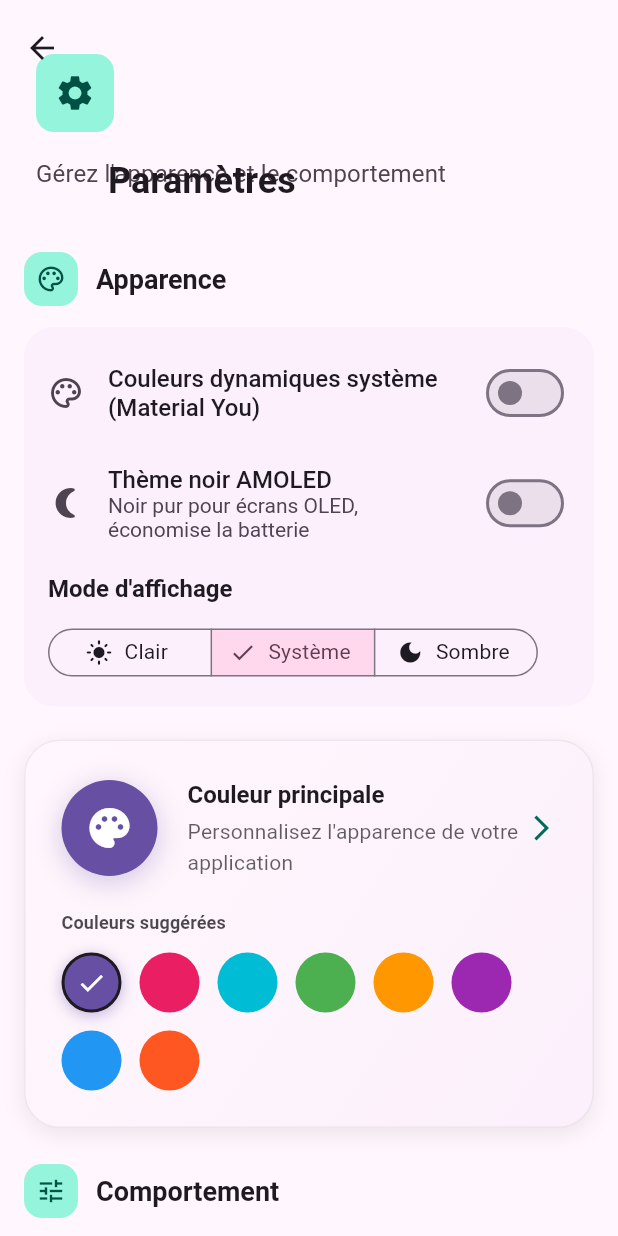
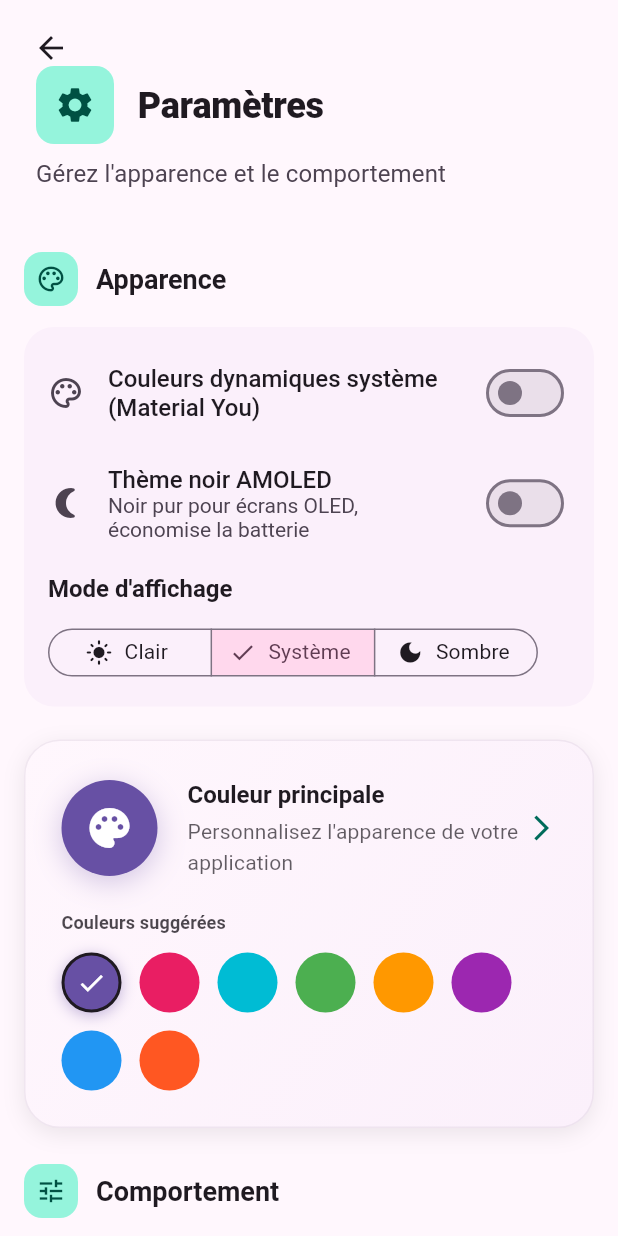
Before and after one commit to Doalou/toolbox_everything_mobile, a Flutter app: the screen it shows after launch, after a tap on the "settings" icon, on a phone screen of 412 x 824 dp. Run offline on Flutter 3.47's test engine with Material 3 defaults, Android fonts, the phone set to English and light mode, and no system bars; drawn by our look-alikes of dynamic_color; our stand-ins replace auto_size_text, connectivity_plus, file_picker, flutter_colorpicker, flutter_compass, flutter_local_notifications and 9 more; missing offline and left inert: ffmpeg_kit_flutter_new, mobile_scanner, quick_actions, super_clipboard, youtube_explode_dart.

Commit message:
Mise à jour du CHANGELOG pour la version 1.0.0, ajout de la dépendance `auto_size_text` pour un texte responsive, amélioration de l'interface des paramètres et des cartes d'outils, ainsi que des corrections de bugs pour une meilleure expérience utilisateur.

```diff
--- a/lib/presentation/screens/about_screen.dart
+++ b/lib/presentation/screens/about_screen.dart
@@ -7,18 +7,31 @@
 
   Future<void> _launchUrl(BuildContext context, String url) async {
     final uri = Uri.parse(url);
-    if (!await canLaunchUrl(uri)) {
-      if (context.mounted) {
+
+    try {
+      final bool launched = await launchUrl(
+        uri,
+        mode: LaunchMode.externalApplication,
+      );
+
+      if (!launched && context.mounted) {
         ScaffoldMessenger.of(context).showSnackBar(
           SnackBar(
-            content: Text('Impossible d\'ouvrir l\'URL : $url'),
+            content: Text('Impossible d\'ouvrir le lien : $url'),
             backgroundColor: Theme.of(context).colorScheme.error,
           ),
         );
       }
-      return;
+    } catch (e) {
+      if (context.mounted) {
+        ScaffoldMessenger.of(context).showSnackBar(
+          SnackBar(
+            content: Text('Erreur lors de l\'ouverture : $url'),
+            backgroundColor: Theme.of(context).colorScheme.error,
+          ),
+        );
+      }
     }
-    await launchUrl(uri);
   }
 
   @override
@@ -57,7 +70,11 @@
     );
   }
 
-  Widget _buildHeader(BuildContext context, ColorScheme colorScheme, TextTheme textTheme) {
+  Widget _buildHeader(
+    BuildContext context,
+    ColorScheme colorScheme,
+    TextTheme textTheme,
+  ) {
     return Column(
       children: [
         Container(
@@ -111,7 +128,11 @@
     );
   }
 
-  Widget _buildDescriptionCard(BuildContext context, ColorScheme colorScheme, TextTheme textTheme) {
+  Widget _buildDescriptionCard(
+    BuildContext context,
+    ColorScheme colorScheme,
+    TextTheme textTheme,
+  ) {
     return Card(
       elevation: 0,
       color: colorScheme.surfaceContainerLow,
@@ -125,7 +146,9 @@
           children: [
             Text(
               'Votre boîte à outils numérique',
-              style: textTheme.titleLarge?.copyWith(fontWeight: FontWeight.w600),
+              style: textTheme.titleLarge?.copyWith(
+                fontWeight: FontWeight.w600,
+              ),
             ),
             const SizedBox(height: AppConstants.defaultPadding),
             Text(
@@ -141,7 +164,11 @@
     );
   }
 
-  Widget _buildLinksCard(BuildContext context, ColorScheme colorScheme, TextTheme textTheme) {
+  Widget _buildLinksCard(
+    BuildContext context,
+    ColorScheme colorScheme,
+    TextTheme textTheme,
+  ) {
     return Card(
       elevation: 0,
       color: colorScheme.surfaceContainerLow,
@@ -200,8 +227,9 @@
     final buttonStyle = ButtonStyle(
       padding: WidgetStateProperty.all(
         const EdgeInsets.symmetric(
-            vertical: AppConstants.defaultPadding,
-            horizontal: AppConstants.largePadding),
+          vertical: AppConstants.defaultPadding,
+          horizontal: AppConstants.largePadding,
+        ),
       ),
       shape: WidgetStateProperty.all(
         RoundedRectangleBorder(
--- a/lib/presentation/screens/settings_screen.dart
+++ b/lib/presentation/screens/settings_screen.dart
@@ -34,11 +34,13 @@
           SliverAppBar.large(
             pinned: true,
             leading: const BackButton(),
+            leadingWidth: 68,
             centerTitle: false,
             flexibleSpace: FlexibleSpaceBar(
               collapseMode: CollapseMode.pin,
-              title: const Text('Paramètres'),
-              titlePadding: const EdgeInsets.only(left: 72, bottom: 16),
+              // Masquer le titre quand on est en haut pour éviter le doublon avec le header
+              title: const _CollapsingTitle(),
+              titlePadding: const EdgeInsets.only(left: 92, bottom: 16),
               background: Container(
                 color: colorScheme.surface,
                 child: Padding(
@@ -46,6 +48,9 @@
                   child: Column(
                     mainAxisAlignment: MainAxisAlignment.end,
                     crossAxisAlignment: CrossAxisAlignment.start,
+                    children: [
+                      Row(
+                        crossAxisAlignment: CrossAxisAlignment.center,
                         children: [
                           Container(
                             padding: const EdgeInsets.all(12),
@@ -59,7 +64,18 @@
                               size: 28,
                             ),
                           ),
-                      const SizedBox(height: 16),
+                          const SizedBox(width: 16),
+                          Text(
+                            'Paramètres',
+                            style: Theme.of(context).textTheme.headlineLarge
+                                ?.copyWith(
+                                  fontWeight: FontWeight.w800,
+                                  color: colorScheme.onSurface,
+                                ),
+                          ),
+                        ],
+                      ),
+                      const SizedBox(height: 8),
                       Text(
                         'Gérez l\'apparence et le comportement',
                         style: Theme.of(context).textTheme.bodyLarge?.copyWith(
@@ -580,3 +596,23 @@
     );
   }
 }
+
+class _CollapsingTitle extends StatelessWidget {
+  const _CollapsingTitle();
+
+  @override
+  Widget build(BuildContext context) {
+    return LayoutBuilder(
+      builder: (context, constraints) {
+        final settings = context
+            .dependOnInheritedWidgetOfExactType<FlexibleSpaceBarSettings>();
+        if (settings == null) {
+          return const SizedBox.shrink();
+        }
+        final double delta = settings.currentExtent - settings.minExtent;
+        final bool collapsed = delta <= 8;
+        return collapsed ? const Text('Paramètres') : const SizedBox.shrink();
+      },
+    );
+  }
+}
--- a/lib/presentation/widgets/tool_card.dart
+++ b/lib/presentation/widgets/tool_card.dart
@@ -1,5 +1,6 @@
 import 'package:flutter/material.dart';
 import 'package:toolbox_everything_mobile/core/models/tool_item.dart';
+import 'package:auto_size_text/auto_size_text.dart';
 import 'package:toolbox_everything_mobile/core/constants/app_constants.dart';
 import 'package:provider/provider.dart';
 import 'package:toolbox_everything_mobile/core/providers/settings_provider.dart';
@@ -42,43 +43,39 @@
         clipBehavior: Clip.antiAlias,
         child: InkWell(
           onTap: () => _navigateToTool(context),
+          child: Center(
             child: Padding(
               padding: const EdgeInsets.all(AppConstants.defaultPadding),
-            child: LayoutBuilder(
-              builder: (context, c) {
-                final double w = c.maxWidth;
-                final double iconSize = (w * 0.28).clamp(24.0, 40.0);
-                final double spacing = w < 180
-                    ? AppConstants.smallPadding
-                    : AppConstants.defaultPadding;
-                final double titleSize = (w * 0.09).clamp(12.0, 16.0);
-
-                return Column(
+              child: Column(
                 mainAxisAlignment: MainAxisAlignment.center,
                 crossAxisAlignment: CrossAxisAlignment.center,
                 mainAxisSize: MainAxisSize.min,
                 children: [
                   Icon(
                     widget.tool.icon,
-                      size: iconSize,
+                    size: AppConstants.largeIconSize,
                     color: colorScheme.primary,
                   ),
-                    SizedBox(height: spacing),
-                    Text(
+                  const SizedBox(height: AppConstants.defaultPadding),
+                  ConstrainedBox(
+                    constraints: const BoxConstraints(maxWidth: 220),
+                    child: AutoSizeText(
                       widget.tool.title,
                       textAlign: TextAlign.center,
+                      maxLines: 2,
+                      minFontSize: 12,
+                      stepGranularity: 0.5,
+                      overflow: TextOverflow.ellipsis,
                       style: Theme.of(context).textTheme.titleMedium?.copyWith(
                         fontWeight: FontWeight.w600,
                         color: colorScheme.onSurface,
                         height: 1.3,
-                        fontSize: titleSize,
+                        fontSize: 14.0,
                       ),
-                      maxLines: 2,
-                      overflow: TextOverflow.ellipsis,
+                    ),
                   ),
                 ],
-                );
-              },
+              ),
             ),
           ),
         ),
@@ -204,36 +201,28 @@
                 highlightColor: colorScheme.primary.withValues(alpha: 0.05),
                 onTap: () => _navigateToTool(context),
                 child: Stack(
+                  alignment: Alignment.center,
                   children: [
                     Padding(
                       padding: const EdgeInsets.all(AppConstants.largePadding),
                       child: LayoutBuilder(
                         builder: (context, c) {
-                          final double w = c.maxWidth;
-                          final double scale = (w / 220.0).clamp(0.85, 1.15);
-                          final double iconPadding =
-                              (AppConstants.defaultPadding * scale).clamp(
-                                10.0,
-                                16.0,
-                              );
-                          final double iconSize =
-                              (AppConstants.largeIconSize * scale).clamp(
-                                28.0,
-                                44.0,
-                              );
-                          final double titleSize = (14.0 * scale).clamp(
-                            12.0,
-                            16.0,
-                          );
-                          final double spacingLarge =
-                              (AppConstants.defaultPadding * scale).clamp(
-                                8.0,
-                                16.0,
-                              );
+                          // Tailles fixes et centrage, FittedBox gère la réduction si nécessaire
+                          final double maxH = c.maxHeight;
+                          final bool compact = maxH <= 120;
+                          final double iconPadding = compact
+                              ? 12.0
+                              : AppConstants.defaultPadding;
+                          const double iconSize = AppConstants.largeIconSize;
+                          final double titleSize = compact ? 13.0 : 14.0;
+                          final double spacingLarge = compact
+                              ? 8.0
+                              : AppConstants.defaultPadding;
+                          final double indicatorHeight = compact ? 3.0 : 4.0;
                           final double indicatorWidth =
                               (_isHovered && !lowResourceMode)
-                              ? (44.0 * scale).clamp(28.0, 56.0)
-                              : (24.0 * scale).clamp(18.0, 34.0);
+                              ? (compact ? 40.0 : 44.0)
+                              : (compact ? 20.0 : 24.0);
 
                           final column = Column(
                             mainAxisSize: MainAxisSize.min,
@@ -304,9 +293,17 @@
                                   padding: const EdgeInsets.symmetric(
                                     horizontal: AppConstants.smallPadding,
                                   ),
-                                  child: Text(
+                                  child: ConstrainedBox(
+                                    constraints: const BoxConstraints(
+                                      maxWidth: 220,
+                                    ),
+                                    child: AutoSizeText(
                                       widget.tool.title,
                                       textAlign: TextAlign.center,
+                                      maxLines: 2,
+                                      minFontSize: compact ? 11 : 12,
+                                      stepGranularity: 0.5,
+                                      overflow: TextOverflow.ellipsis,
                                       style: Theme.of(context)
                                           .textTheme
                                           .titleMedium
@@ -316,8 +313,7 @@
                                             height: 1.3,
                                             fontSize: titleSize,
                                           ),
-                                    maxLines: 2,
-                                    overflow: TextOverflow.ellipsis,
+                                    ),
                                   ),
                                 ),
                               ),
@@ -330,7 +326,7 @@
                                     ? Duration.zero
                                     : AppConstants.mediumAnimation,
                                 curve: AppConstants.defaultAnimationCurve,
-                                height: 4,
+                                height: indicatorHeight,
                                 width: indicatorWidth,
                                 decoration: BoxDecoration(
                                   gradient: LinearGradient(
@@ -365,11 +361,7 @@
                             ],
                           );
 
-                          return FittedBox(
-                            fit: BoxFit.scaleDown,
-                            alignment: Alignment.center,
-                            child: column,
-                          );
+                          return column;
                         },
                       ),
                     ),
--- a/pubspec.yaml
+++ b/pubspec.yaml
@@ -69,6 +69,7 @@
   ffmpeg_kit_flutter_new: ^3.1.0
   dynamic_color: ^1.7.0
   quick_actions: ^1.0.7
+  auto_size_text: ^3.0.0
 
 dev_dependencies:
   flutter_test:
```
Also changed, not shown: pubspec.lock, 2 other files. Lines whose indentation alone changed are shown as unchanged.
